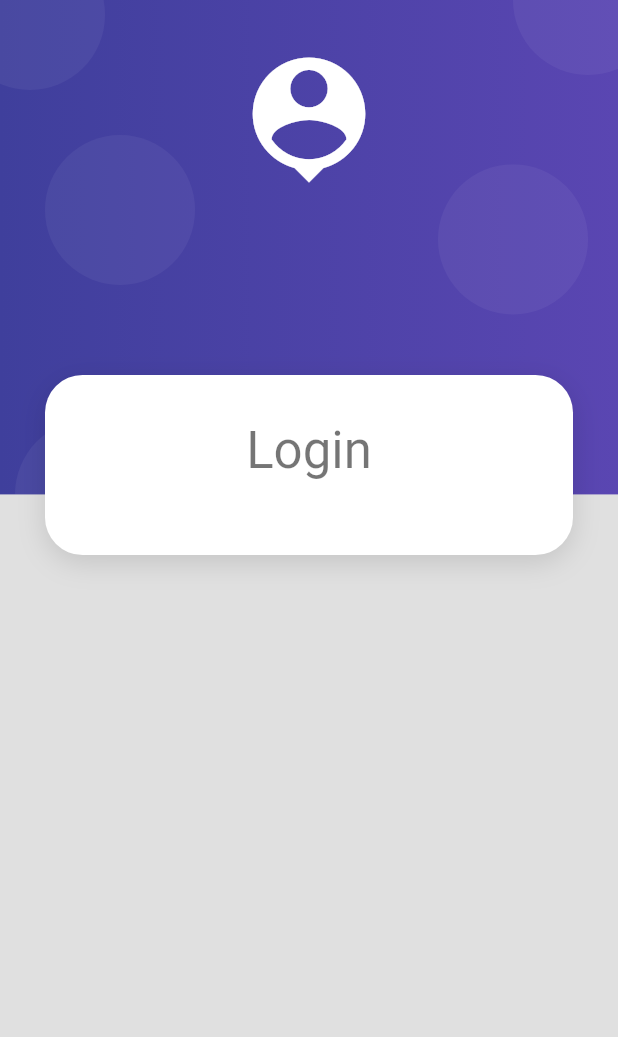
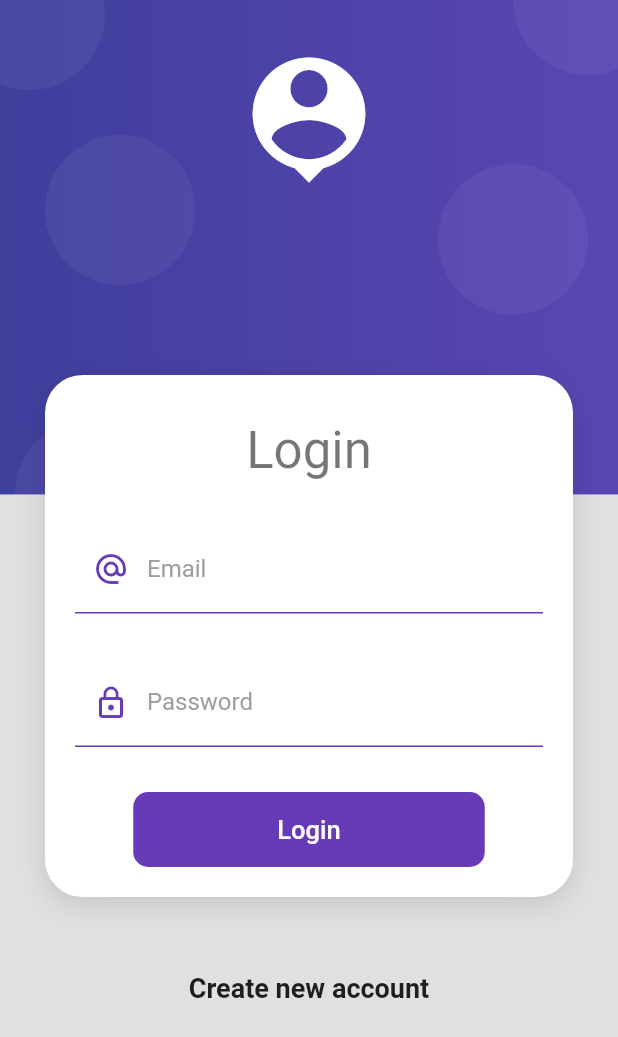
Before and after one commit to cxcarvaj/Products-App, a Flutter app: the screen it shows after launch, on a phone screen of 412 x 824 dp. Shown: the top 1037 px of the screen. Run offline on Flutter 3.47's test engine with Material 2 defaults, Android fonts, the phone set to English and light mode, and no system bars.

Commit message:
Improving the UI of the login screen

```diff
--- a/lib/screens/login_screen.dart
+++ b/lib/screens/login_screen.dart
@@ -1,4 +1,5 @@
 import 'package:flutter/material.dart';
+import 'package:products_app/ui/input_decorations.dart';
 import 'package:products_app/widgets/widgets.dart';
 
 class LoginScreen extends StatelessWidget {
@@ -24,9 +25,19 @@ class LoginScreen extends StatelessWidget {
                     const SizedBox(
                       height: 30,
                     ),
+                    _LoginForm(),
                   ],
                 ),
               ),
+              const SizedBox(height: 50),
+              const Text(
+                'Create new account',
+                style: TextStyle(
+                  fontSize: 18,
+                  fontWeight: FontWeight.bold,
+                ),
+              ),
+              const SizedBox(height: 50),
             ],
           ),
         ),
@@ -34,3 +45,60 @@ class LoginScreen extends StatelessWidget {
     );
   }
 }
+
+class _LoginForm extends StatelessWidget {
+  const _LoginForm({Key? key}) : super(key: key);
+
+  @override
+  Widget build(BuildContext context) {
+    return Container(
+      child: Form(
+        // TODO: mantain state reference of the form using the key.
+        child: Column(
+          children: [
+            TextFormField(
+              autocorrect: false,
+              keyboardType: TextInputType.emailAddress,
+              decoration: InputDecorations.authInputDecoration(
+                hintText: 'user.name@gmail.com',
+                labelText: 'Email',
+                prefixIcon: Icons.alternate_email,
+              ),
+            ),
+            const SizedBox(height: 30),
+            TextFormField(
+              autocorrect: false,
+              obscureText: true,
+              keyboardType: TextInputType.emailAddress,
+              decoration: InputDecorations.authInputDecoration(
+                hintText: '******',
+                labelText: 'Password',
+                prefixIcon: Icons.lock_outline,
+              ),
+            ),
+            const SizedBox(height: 30),
+            MaterialButton(
+              shape: RoundedRectangleBorder(
+                borderRadius: BorderRadius.circular(10),
+              ),
+              disabledColor: Colors.grey,
+              elevation: 0,
+              color: Colors.deepPurple,
+              child: Container(
+                padding:
+                    const EdgeInsets.symmetric(horizontal: 80, vertical: 15),
+                child: const Text(
+                  'Login',
+                  style: TextStyle(color: Colors.white, fontSize: 17),
+                ),
+              ),
+              onPressed: () {
+                // TODO: login form
+              },
+            )
+          ],
+        ),
+      ),
+    );
+  }
+}
--- /dev/null
+++ b/lib/ui/input_decorations.dart
@@ -0,0 +1,34 @@
+import 'package:flutter/material.dart';
+
+class InputDecorations {
+  static InputDecoration authInputDecoration({
+    required String hintText,
+    required String labelText,
+    IconData? prefixIcon,
+  }) {
+    return InputDecoration(
+      enabledBorder: const UnderlineInputBorder(
+        borderSide: BorderSide(
+          color: Colors.deepPurple,
+        ),
+      ),
+      focusedBorder: const UnderlineInputBorder(
+        borderSide: BorderSide(
+          color: Colors.deepPurple,
+          width: 2,
+        ),
+      ),
+      hintText: hintText,
+      labelText: labelText,
+      labelStyle: const TextStyle(
+        color: Colors.grey,
+      ),
+      prefixIcon: prefixIcon != null
+          ? Icon(
+              prefixIcon,
+              color: Colors.deepPurple,
+            )
+          : null,
+    );
+  }
+}
```
